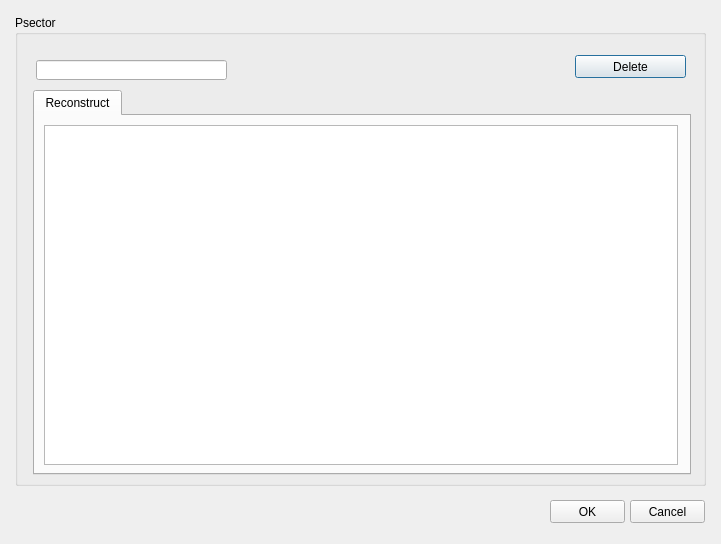
Old version of the form ui/plan_estimate_result_manager.ui in the repository Giswater/giswater_qgis_plugin.
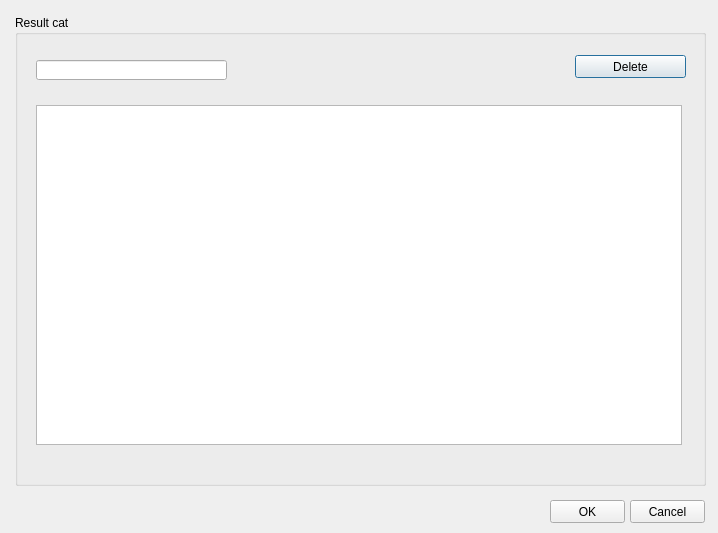
New version of the form.

What changed in the file:
```diff
--- a/ui/plan_estimate_result_manager.ui
+++ b/ui/plan_estimate_result_manager.ui
@@ -6,8 +6,8 @@
    <rect>
     <x>0</x>
     <y>0</y>
-    <width>721</width>
-    <height>544</height>
+    <width>718</width>
+    <height>533</height>
    </rect>
   </property>
   <property name="windowTitle">
@@ -23,7 +23,7 @@
     </rect>
    </property>
    <property name="title">
-    <string>Psector</string>
+    <string>Result cat</string>
    </property>
    <widget class="QPushButton" name="btn_delete">
     <property name="geometry">
@@ -48,36 +48,18 @@
      </rect>
     </property>
    </widget>
-   <widget class="QTabWidget" name="tabWidget">
+   <widget class="QTableView" name="tbl_om_result_cat">
     <property name="geometry">
      <rect>
-      <x>18</x>
-      <y>75</y>
-      <width>658</width>
-      <height>385</height>
+      <x>21</x>
+      <y>90</y>
+      <width>646</width>
+      <height>340</height>
      </rect>
     </property>
-    <property name="currentIndex">
-     <number>0</number>
+    <property name="sortingEnabled">
+     <bool>true</bool>
     </property>
-    <widget class="QWidget" name="tab">
-     <attribute name="title">
-      <string>Reconstruct</string>
-     </attribute>
-     <widget class="QTableView" name="tbl_reconstru">
-      <property name="geometry">
-       <rect>
-        <x>9</x>
-        <y>9</y>
-        <width>634</width>
-        <height>340</height>
-       </rect>
-      </property>
-      <property name="sortingEnabled">
-       <bool>true</bool>
-      </property>
-     </widget>
-    </widget>
    </widget>
   </widget>
   <widget class="QPushButton" name="btn_cancel">
```
